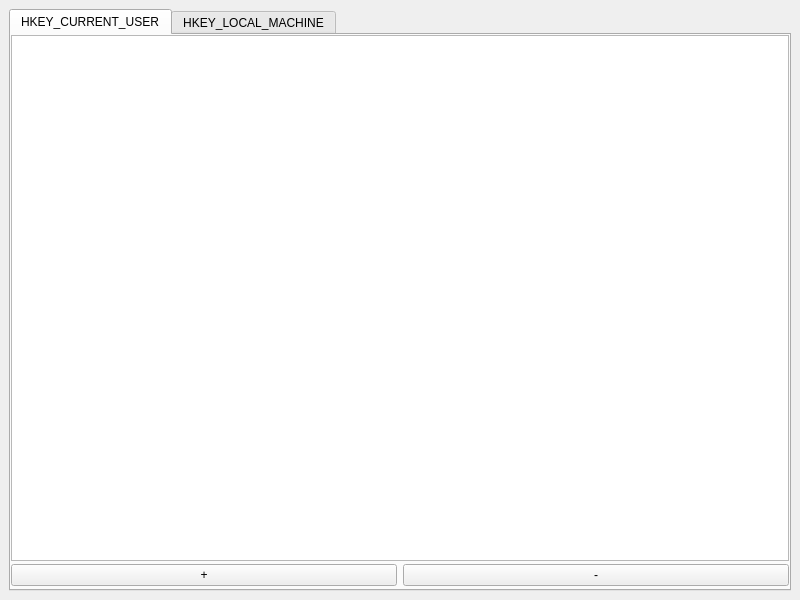
The window that mainwindow.ui (Icingworld/AutoRun) describes before a commit, drawn with Qt 5.
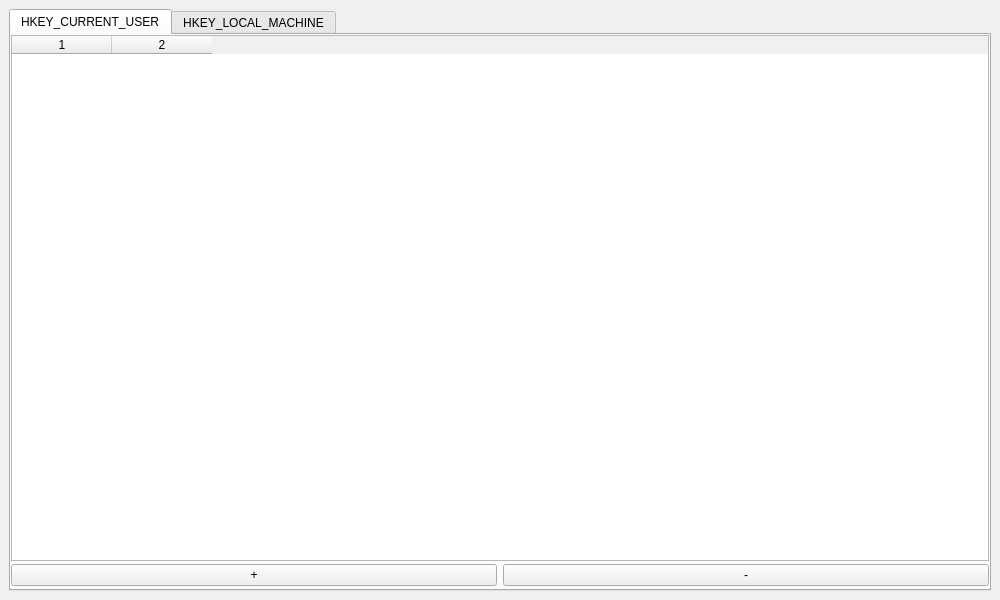
The same window after the commit.

```diff
--- a/mainwindow.ui
+++ b/mainwindow.ui
@@ -6,7 +6,7 @@
    <rect>
     <x>0</x>
     <y>0</y>
-    <width>800</width>
+    <width>1000</width>
     <height>600</height>
    </rect>
   </property>
@@ -48,7 +48,22 @@
              <number>0</number>
             </property>
             <item>
-             <widget class="QTableWidget" name="tableWidget_2"/>
+             <widget class="QTableWidget" name="userTable">
+              <property name="editTriggers">
+               <set>QAbstractItemView::NoEditTriggers</set>
+              </property>
+              <property name="rowCount">
+               <number>0</number>
+              </property>
+              <property name="columnCount">
+               <number>2</number>
+              </property>
+              <attribute name="horizontalHeaderMinimumSectionSize">
+               <number>100</number>
+              </attribute>
+              <column/>
+              <column/>
+             </widget>
             </item>
             <item>
              <widget class="QWidget" name="widget" native="true">
```
Left out of the diff: 19 changed lines with no effect on the pictures.
